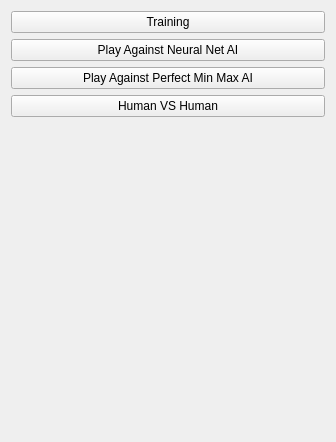
Old version of the form Main/include/UI/TicTacToe/TicTacToeMain.ui in the repository Georg-S/AlphaZero.
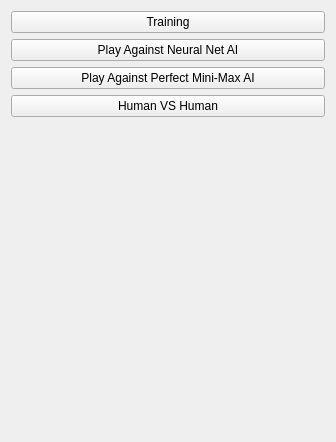
New version of the form.

Commit message: Rename MinMax to MiniMax

```diff
--- a/Main/include/UI/TicTacToe/TicTacToeMain.ui
+++ b/Main/include/UI/TicTacToe/TicTacToeMain.ui
@@ -31,7 +31,7 @@
    <item>
     <widget class="QPushButton" name="MinMaxButton">
      <property name="text">
-      <string>Play Against Perfect Min Max AI</string>
+      <string>Play Against Perfect Mini-Max AI</string>
      </property>
     </widget>
    </item>
```
Left out of the diff: 2 changed lines with no effect on the pictures. The commit also changes 37 other files.
